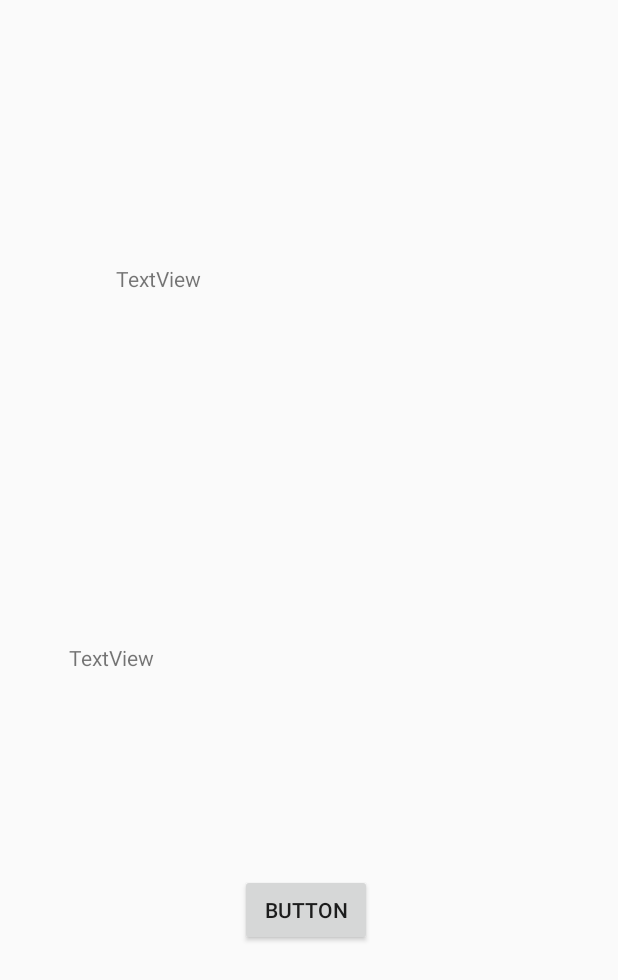
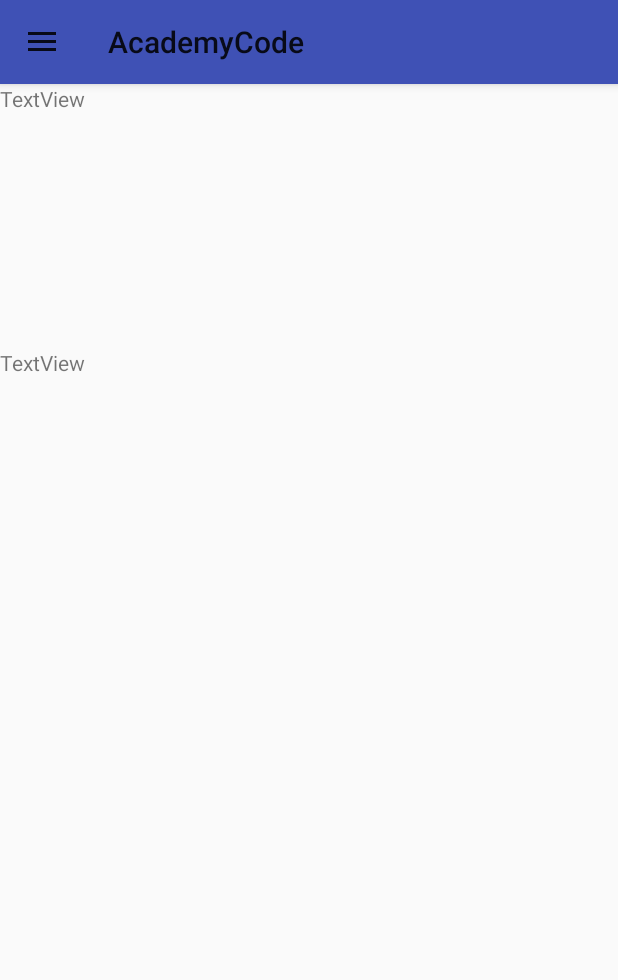
Before and after one commit to SamuelIsip/AcademyCode, an Android app: the MainActivity screen opened directly, with no data from a screen before it, on a phone screen of 412 x 824 dp. Shown: the top 980 px of the screen. Run offline under Robolectric (Android 15) with nearby library versions, the phone set to English and light mode, and no system bars; Roboto replaces fonts that are not available here.

Commit message:
Implementación menú desplegable

```diff
--- a/app/build.gradle
+++ b/app/build.gradle
@@ -27,8 +27,8 @@ dependencies {
     implementation fileTree(dir: 'libs', include: ['*.jar'])
 
     implementation 'androidx.appcompat:appcompat:1.0.0'
+    implementation 'com.google.android.material:material:1.0.0'
     implementation 'androidx.constraintlayout:constraintlayout:1.1.3'
-    implementation 'com.google.android.material:material:1.0.0'
     implementation 'com.google.android.gms:play-services-auth:17.0.0'
     implementation 'androidx.annotation:annotation:1.0.0'
     implementation 'androidx.lifecycle:lifecycle-extensions:2.0.0'
--- a/app/src/main/AndroidManifest.xml
+++ b/app/src/main/AndroidManifest.xml
@@ -15,6 +15,7 @@
 
         <activity android:name=".Login.SplashScreen"
             android:screenOrientation="portrait"
+            android:theme="@style/AppTheme.NoActionBar"
             tools:ignore="LockedOrientationActivity">
             <intent-filter>
                 <action android:name="android.intent.action.MAIN" />
@@ -24,17 +25,20 @@
 
         <activity android:name=".Login.RegistrarUsuario"
             android:screenOrientation="portrait"
+            android:theme="@style/AppTheme.NoActionBar"
             tools:ignore="LockedOrientationActivity"/>
 
         <activity android:name=".Login.IniciarSesion"
             android:screenOrientation="portrait"
+            android:theme="@style/AppTheme.NoActionBar"
             tools:ignore="LockedOrientationActivity">
             <intent-filter>
              <action android:name="android.intent.action.MAIN" />
             </intent-filter>
         </activity>
 
-        <activity android:name=".MainActivity">
+        <activity android:name=".MainActivity"
+            android:theme="@style/AppTheme.NoActionBar">
             <intent-filter>
                 <action android:name="android.intent.action.MAIN" />
             </intent-filter>
--- a/app/src/main/java/com/example/academycode/MainActivity.java
+++ b/app/src/main/java/com/example/academycode/MainActivity.java
@@ -1,9 +1,15 @@
 package com.example.academycode;
 
 import androidx.annotation.NonNull;
+import androidx.appcompat.app.ActionBarDrawerToggle;
 import androidx.appcompat.app.AppCompatActivity;
+import androidx.appcompat.widget.Toolbar;
+import androidx.core.view.GravityCompat;
+import androidx.drawerlayout.widget.DrawerLayout;
+
 import android.content.Intent;
 import android.os.Bundle;
+import android.view.MenuItem;
 import android.view.View;
 import android.widget.Button;
 import android.widget.TextView;
@@ -18,11 +24,15 @@ import com.google.android.gms.common.api.GoogleApiClient;
 import com.google.android.gms.common.api.OptionalPendingResult;
 import com.google.android.gms.common.api.ResultCallback;
 import com.google.android.gms.common.api.Status;
+import com.google.android.material.navigation.NavigationView;
 
-public class MainActivity extends AppCompatActivity implements GoogleApiClient.OnConnectionFailedListener{
+public class MainActivity extends AppCompatActivity implements GoogleApiClient.OnConnectionFailedListener, NavigationView.OnNavigationItemSelectedListener {
 
     TextView nomb,email;
-    Button btn;
+
+    Toolbar toolbar;
+    private DrawerLayout drawer;
+    private NavigationView navigationView;
 
     private GoogleApiClient googleApiClient;
     private GoogleSignInOptions gso;
@@ -32,9 +42,21 @@ public class MainActivity extends AppCompatActivity implements GoogleApiClient.O
         super.onCreate(savedInstanceState);
         setContentView(R.layout.activity_main);
 
-        nomb= findViewById(R.id.textViewN);
-        email = findViewById(R.id.textViewEm);
-        btn = findViewById(R.id.button);
+        toolbar = findViewById(R.id.toolbar);
+        setSupportActionBar(toolbar);
+        drawer = findViewById(R.id.drawer_layout);
+        navigationView = findViewById(R.id.menu_desplegable);
+        navigationView.setNavigationItemSelectedListener(this); //Para click en items del menu desplegable
+
+        //Acceder a los elementos de la cabecera del menu desplegable
+        nomb = navigationView.getHeaderView(0).findViewById(R.id.nombre_user_menu);
+        email = navigationView.getHeaderView(0).findViewById(R.id.email_user_menu);
+
+        //Para que aparezca el icono de menu en el toolbar
+        ActionBarDrawerToggle toggle = new ActionBarDrawerToggle(this, drawer, toolbar,
+                R.string.navigation_drawer_open, R.string.navigation_drawer_close);
+        drawer.addDrawerListener(toggle);
+        toggle.syncState();
 
         //Solicitamos cuenta con email
         gso =  new GoogleSignInOptions.Builder(GoogleSignInOptions.DEFAULT_SIGN_IN)
@@ -46,26 +68,27 @@ public class MainActivity extends AppCompatActivity implements GoogleApiClient.O
                 .addApi(Auth.GOOGLE_SIGN_IN_API,gso)
                 .build();
 
-        //Botón para cerrar sesión de google
-        btn.setOnClickListener(new View.OnClickListener() {
-            @Override
-            public void onClick(View v) {
-                Auth.GoogleSignInApi.signOut(googleApiClient).setResultCallback(
-                        new ResultCallback<Status>() {
-                            @Override
-                            public void onResult(Status status) {
-                                if (status.isSuccess()){ //Si se cierra sesion
-                                    startActivity(new Intent(MainActivity.this, IniciarSesion.class));
-                                    finish();
-                                }else{
-                                    Toast.makeText(getApplicationContext(),"Session not close", Toast.LENGTH_LONG).show();
-                                }
-                            }
-                        });
-            }
-        });
 
+    }
 
+    //Método seleccion del item del menu desplegable
+    @Override
+    public boolean onNavigationItemSelected(@NonNull MenuItem menuItem) {
+        switch (menuItem.getItemId()){
+            case R.id.cerrar_sesion:
+                cerrarSesionGoogle();
+                break;
+        }
+        drawer.closeDrawer(GravityCompat.START);
+        return true; //fue seleccionado
+    }
+
+    @Override
+    public void onBackPressed(){
+        if (drawer.isDrawerOpen(GravityCompat.START)){
+            drawer.closeDrawer(GravityCompat.START);
+        }else
+            super.onBackPressed();
     }
 
     //************************************
@@ -103,6 +126,21 @@ public class MainActivity extends AppCompatActivity implements GoogleApiClient.O
             Toast.makeText(this, "NADA", Toast.LENGTH_SHORT).show();
         }
     }
+
+    public void cerrarSesionGoogle(){
+        Auth.GoogleSignInApi.signOut(googleApiClient).setResultCallback(
+            new ResultCallback<Status>() {
+                @Override
+                public void onResult(Status status) {
+                    if (status.isSuccess()){ //Si se cierra sesion
+                        startActivity(new Intent(MainActivity.this, IniciarSesion.class));
+                        finish();
+                    }else{
+                        Toast.makeText(getApplicationContext(),"Session not close", Toast.LENGTH_LONG).show();
+                    }
+                }
+            });
+    }
     //************************************
 
 }
--- /dev/null
+++ b/app/src/main/res/drawable/ic_cerrar_sesion.xml
@@ -0,0 +1,9 @@
+<vector xmlns:android="http://schemas.android.com/apk/res/android"
+        android:width="24dp"
+        android:height="24dp"
+        android:viewportWidth="24.0"
+        android:viewportHeight="24.0">
+    <path
+        android:fillColor="#FF000000"
+        android:pathData="M13,3h-2v10h2L13,3zM17.83,5.17l-1.42,1.42C17.99,7.86 19,9.81 19,12c0,3.87 -3.13,7 -7,7s-7,-3.13 -7,-7c0,-2.19 1.01,-4.14 2.58,-5.42L6.17,5.17C4.23,6.82 3,9.26 3,12c0,4.97 4.03,9 9,9s9,-4.03 9,-9c0,-2.74 -1.23,-5.18 -3.17,-6.83z"/>
+</vector>
--- a/app/src/main/res/layout/activity_login_app.xml
+++ b/app/src/main/res/layout/activity_login_app.xml
@@ -9,7 +9,7 @@
     <ImageView
         android:layout_width="match_parent"
         android:layout_height="match_parent"
-        android:src="@drawable/f"
+        app:srcCompat="@drawable/f"
         android:scaleType="centerCrop"
         />
 
@@ -23,7 +23,7 @@
         <ImageView
             android:layout_width="300dp"
             android:layout_height="200dp"
-            android:src="@drawable/academycode"
+            app:srcCompat="@drawable/academycode"
             android:layout_marginBottom="30dp"></ImageView>
 
         <EditText
--- a/app/src/main/res/layout/activity_login_inicial.xml
+++ b/app/src/main/res/layout/activity_login_inicial.xml
@@ -9,7 +9,7 @@
     <ImageView
         android:layout_width="match_parent"
         android:layout_height="match_parent"
-        android:src="@drawable/f"
+        app:srcCompat="@drawable/f"
         android:scaleType="centerCrop"
         />
 
@@ -25,7 +25,7 @@
             android:layout_height="300dp"
             android:layout_marginBottom="70dp"
             android:padding="10dp"
-            android:src="@drawable/academycode"/>
+            app:srcCompat="@drawable/academycode"/>
 
         <TextView
             android:layout_width="wrap_content"
--- a/app/src/main/res/layout/activity_main.xml
+++ b/app/src/main/res/layout/activity_main.xml
@@ -1,21 +1,33 @@
 <?xml version="1.0" encoding="utf-8"?>
-<androidx.constraintlayout.widget.ConstraintLayout xmlns:android="http://schemas.android.com/apk/res/android"
+<androidx.drawerlayout.widget.DrawerLayout xmlns:android="http://schemas.android.com/apk/res/android"
     xmlns:app="http://schemas.android.com/apk/res-auto"
     xmlns:tools="http://schemas.android.com/tools"
     android:layout_width="match_parent"
     android:layout_height="match_parent"
-    tools:context=".MainActivity">
+    android:id="@+id/drawer_layout"
+    android:fitsSystemWindows="true"
+    tools:context=".MainActivity"
+    tools:openDrawer="start">
 
+    <LinearLayout
+        android:layout_width="match_parent"
+        android:layout_height="match_parent"
+        android:orientation="vertical">
 
-    <Button
-        android:id="@+id/button"
-        android:layout_width="wrap_content"
-        android:layout_height="wrap_content"
-        android:layout_marginStart="160dp"
-        android:layout_marginTop="76dp"
-        android:text="Button"
-        app:layout_constraintStart_toStartOf="parent"
-        app:layout_constraintTop_toBottomOf="@+id/textViewEm" />
+        <androidx.appcompat.widget.Toolbar
+            android:layout_width="match_parent"
+            android:layout_height="?attr/actionBarSize"
+            android:background="@color/colorPrimary"
+            android:id="@+id/toolbar"
+            android:theme="@style/ThemeOverlay.AppCompat.ActionBar"
+            app:popupTheme="@style/ThemeOverlay.AppCompat.Light"
+            android:elevation="4dp"
+            />
+
+        <FrameLayout
+            android:layout_width="match_parent"
+            android:layout_height="match_parent"
+            android:id="@+id/fragment_container">
 
             <TextView
                 android:id="@+id/textViewN"
@@ -37,4 +49,19 @@
                 app:layout_constraintBottom_toBottomOf="parent"
                 app:layout_constraintEnd_toEndOf="parent"
                 app:layout_constraintStart_toStartOf="parent" />
-</androidx.constraintlayout.widget.ConstraintLayout>
+
+        </FrameLayout>
+
+    </LinearLayout>
+
+    <com.google.android.material.navigation.NavigationView
+        android:layout_width="wrap_content"
+        android:layout_height="match_parent"
+        android:layout_gravity="start"
+        android:id="@+id/menu_desplegable"
+        app:headerLayout="@layout/menu_desplegable"
+        app:menu="@menu/menu_principal"
+        />
+
+
+   </androidx.drawerlayout.widget.DrawerLayout>
--- a/app/src/main/res/layout/activity_registrar_usuario.xml
+++ b/app/src/main/res/layout/activity_registrar_usuario.xml
@@ -9,7 +9,7 @@
     <ImageView
         android:layout_width="match_parent"
         android:layout_height="match_parent"
-        android:src="@drawable/f"
+        app:srcCompat="@drawable/f"
         android:scaleType="centerCrop"
         />
 
@@ -23,7 +23,7 @@
         <ImageView
             android:layout_width="200dp"
             android:layout_height="125dp"
-            android:src="@drawable/codigo"
+            app:srcCompat="@drawable/codigo"
             android:layout_marginBottom="10dp"></ImageView>
 
         <EditText
--- /dev/null
+++ b/app/src/main/res/menu/menu_principal.xml
@@ -0,0 +1,14 @@
+<?xml version="1.0" encoding="utf-8"?>
+<menu xmlns:android="http://schemas.android.com/apk/res/android"
+    xmlns:tools="http://schemas.android.com/tools"
+    tools:showIn="navigation_view">
+
+    <group android:checkableBehavior="single">
+
+        <item android:id="@+id/cerrar_sesion"
+            android:icon="@drawable/ic_cerrar_sesion"
+            android:title="Cerrar Sesión"></item>
+
+    </group>
+
+</menu>
--- a/app/src/main/res/values/strings.xml
+++ b/app/src/main/res/values/strings.xml
@@ -9,4 +9,6 @@
     <string name="invalid_username">Not a valid username</string>
     <string name="invalid_password">Password must be >5 characters</string>
     <string name="login_failed">"Login failed"</string>
+    <string name="navigation_drawer_open">"Open navigation drawer"</string>
+    <string name="navigation_drawer_close">"Close navigation drawer"</string>
 </resources>
--- a/app/src/main/res/values/styles.xml
+++ b/app/src/main/res/values/styles.xml
@@ -1,11 +1,18 @@
 <resources>
 
     <!-- Base application theme. -->
-    <style name="AppTheme" parent="Theme.AppCompat.Light.NoActionBar">
+    <style name="AppTheme" parent="Theme.AppCompat.Light.DarkActionBar">
         <!-- Customize your theme here. -->
-        <item name="colorPrimary">@color/colorPrimary</item>
-        <item name="colorPrimaryDark">@color/colorPrimaryDark</item>
-        <item name="colorAccent">@color/colorAccent</item>
+        <item name="colorPrimary">@color/cardview_dark_background</item>
+        <item name="colorPrimaryDark">#ccc</item>
+        <item name="colorAccent">#ccc</item>
+    </style>
+
+    <style name="AppTheme.NoActionBar">
+        <!-- Customize your theme here. -->
+        <item name="windowActionBar">false</item>
+        <item name="windowNoTitle">true</item>
+        <item name="android:statusBarColor">@android:color/darker_gray</item>
     </style>
 
 </resources>
```
Also changed, not shown: app/src/main/res/layout/menu_desplegable.xml (added, +31 -0 lines). Lines whose indentation alone changed are shown as unchanged.
